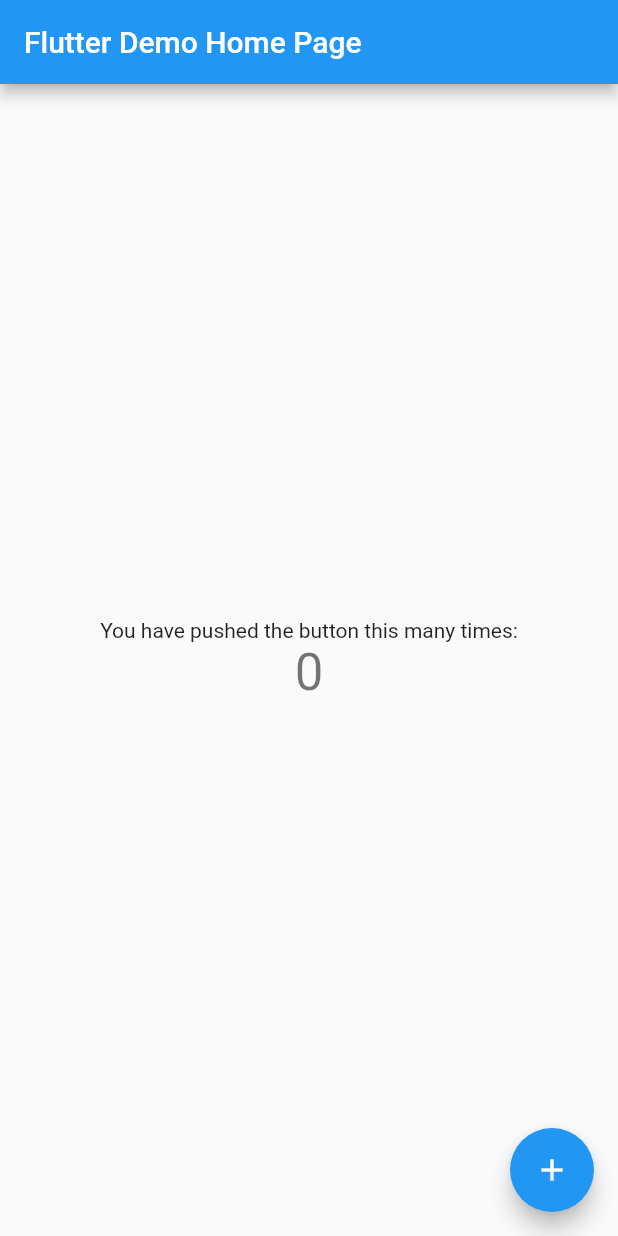
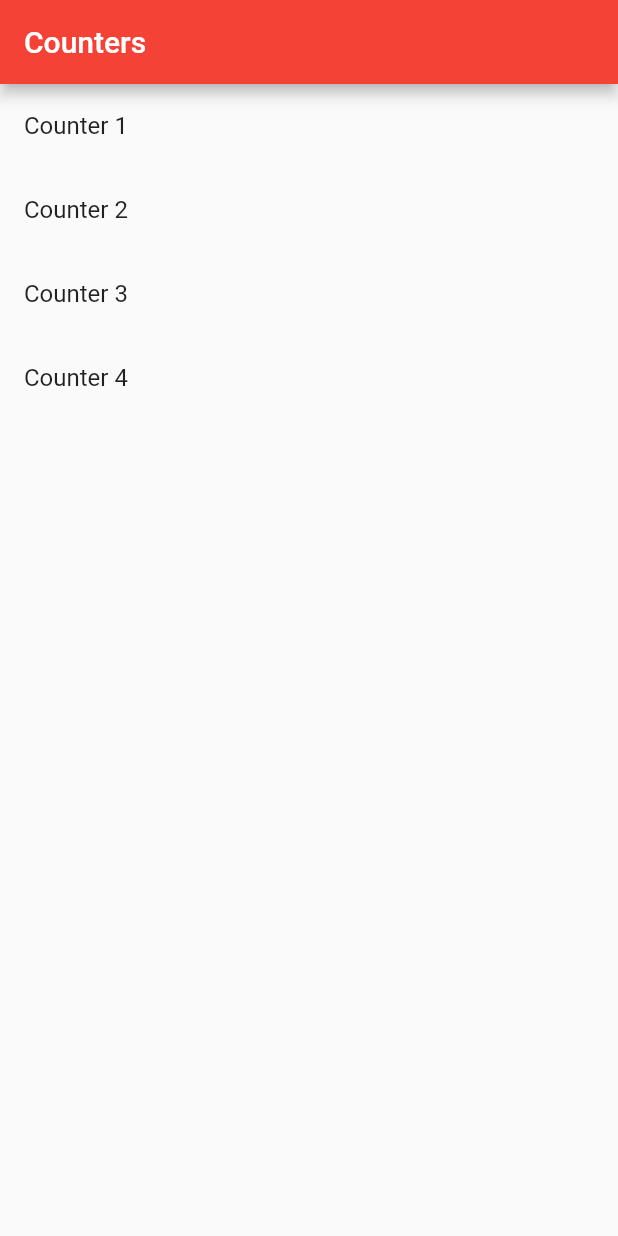
Before and after one commit to Ace1020302/counter-app, a Flutter app: the screen it shows after launch, on a phone screen of 412 x 824 dp. Run offline on Flutter 3.47's test engine with Material 2 defaults, Android fonts, the phone set to English and light mode, and no system bars.

Commit message:
Set up basic listview builder

```diff
--- a/lib/main.dart
+++ b/lib/main.dart
@@ -7,7 +7,7 @@ class MyApp extends StatelessWidget {
   @override
   Widget build(BuildContext context) {
     return MaterialApp(
-      title: 'Flutter Demo',
+      title: 'Counter App',
       theme: ThemeData(
         // This is the theme of your application.
         //
@@ -18,94 +18,30 @@ class MyApp extends StatelessWidget {
         // or simply save your changes to "hot reload" in a Flutter IDE).
         // Notice that the counter didn't reset back to zero; the application
         // is not restarted.
-        primarySwatch: Colors.blue,
+        primarySwatch: Colors.red,
       ),
-      home: MyHomePage(title: 'Flutter Demo Home Page'),
+      home: HomePage(),
     );
   }
 }
 
-class MyHomePage extends StatefulWidget {
-  MyHomePage({Key key, this.title}) : super(key: key);
-
-  // This widget is the home page of your application. It is stateful, meaning
-  // that it has a State object (defined below) that contains fields that affect
-  // how it looks.
-
-  // This class is the configuration for the state. It holds the values (in this
-  // case the title) provided by the parent (in this case the App widget) and
-  // used by the build method of the State. Fields in a Widget subclass are
-  // always marked "final".
-
-  final String title;
-
-  @override
-  _MyHomePageState createState() => _MyHomePageState();
-}
-
-class _MyHomePageState extends State<MyHomePage> {
-  int _counter = 0;
-
-  void _incrementCounter() {
-    setState(() {
-      // This call to setState tells the Flutter framework that something has
-      // changed in this State, which causes it to rerun the build method below
-      // so that the display can reflect the updated values. If we changed
-      // _counter without calling setState(), then the build method would not be
-      // called again, and so nothing would appear to happen.
-      _counter++;
-    });
-  }
+class HomePage extends StatelessWidget {
+  int countersPresent = 4;
 
   @override
   Widget build(BuildContext context) {
-    // This method is rerun every time setState is called, for instance as done
-    // by the _incrementCounter method above.
-    //
-    // The Flutter framework has been optimized to make rerunning build methods
-    // fast, so that you can just rebuild anything that needs updating rather
-    // than having to individually change instances of widgets.
     return Scaffold(
       appBar: AppBar(
-        // Here we take the value from the MyHomePage object that was created by
-        // the App.build method, and use it to set our appbar title.
-        title: Text(widget.title),
+        title: Text('Counters'),
       ),
-      body: Center(
-        // Center is a layout widget. It takes a single child and positions it
-        // in the middle of the parent.
-        child: Column(
-          // Column is also a layout widget. It takes a list of children and
-          // arranges them vertically. By default, it sizes itself to fit its
-          // children horizontally, and tries to be as tall as its parent.
-          //
-          // Invoke "debug painting" (press "p" in the console, choose the
-          // "Toggle Debug Paint" action from the Flutter Inspector in Android
-          // Studio, or the "Toggle Debug Paint" command in Visual Studio Code)
-          // to see the wireframe for each widget.
-          //
-          // Column has various properties to control how it sizes itself and
-          // how it positions its children. Here we use mainAxisAlignment to
-          // center the children vertically; the main axis here is the vertical
-          // axis because Columns are vertical (the cross axis would be
-          // horizontal).
-          mainAxisAlignment: MainAxisAlignment.center,
-          children: <Widget>[
-            Text(
-              'You have pushed the button this many times:',
-            ),
-            Text(
-              '$_counter',
-              style: Theme.of(context).textTheme.display1,
-            ),
-          ],
-        ),
+      body: ListView.builder(
+        itemBuilder: (BuildContext context, int index) {
+          return ListTile(
+            title: Text('Counter ' + (index + 1).toString()),
+          );
+        },
+        itemCount: countersPresent,
       ),
-      floatingActionButton: FloatingActionButton(
-        onPressed: _incrementCounter,
-        tooltip: 'Increment',
-        child: Icon(Icons.add),
-      ), // This trailing comma makes auto-formatting nicer for build methods.
     );
   }
 }
```
